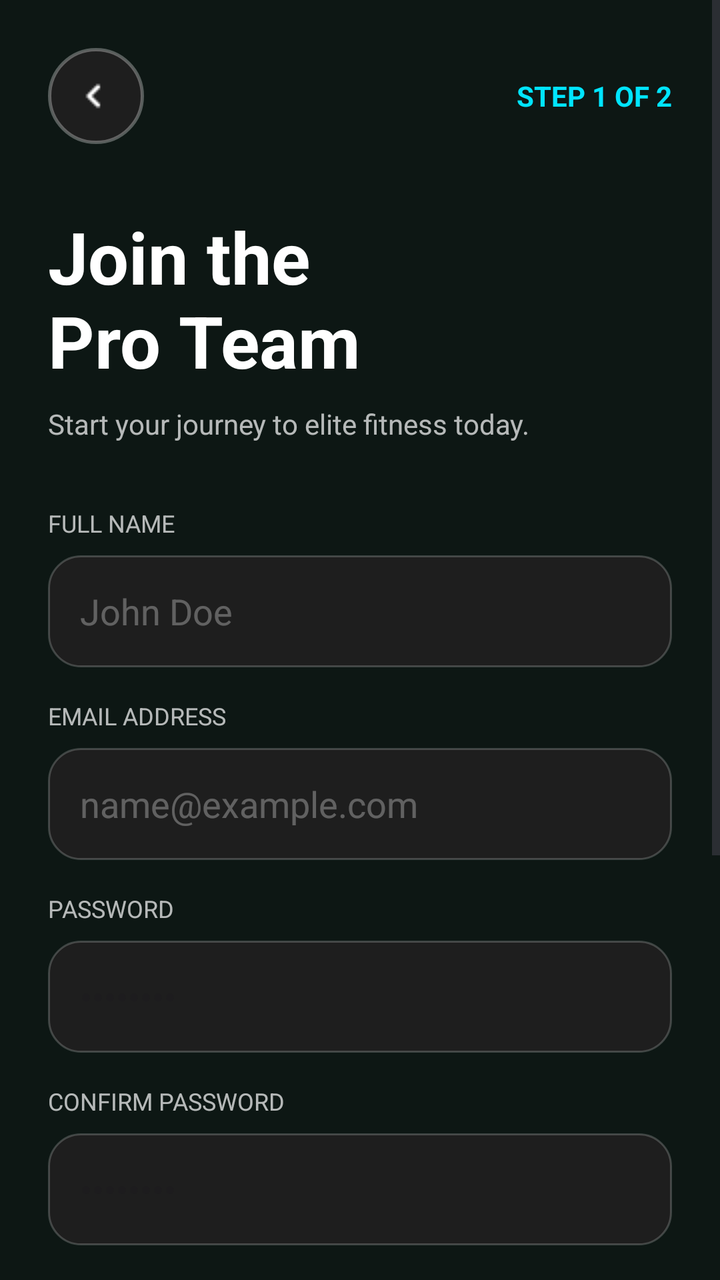
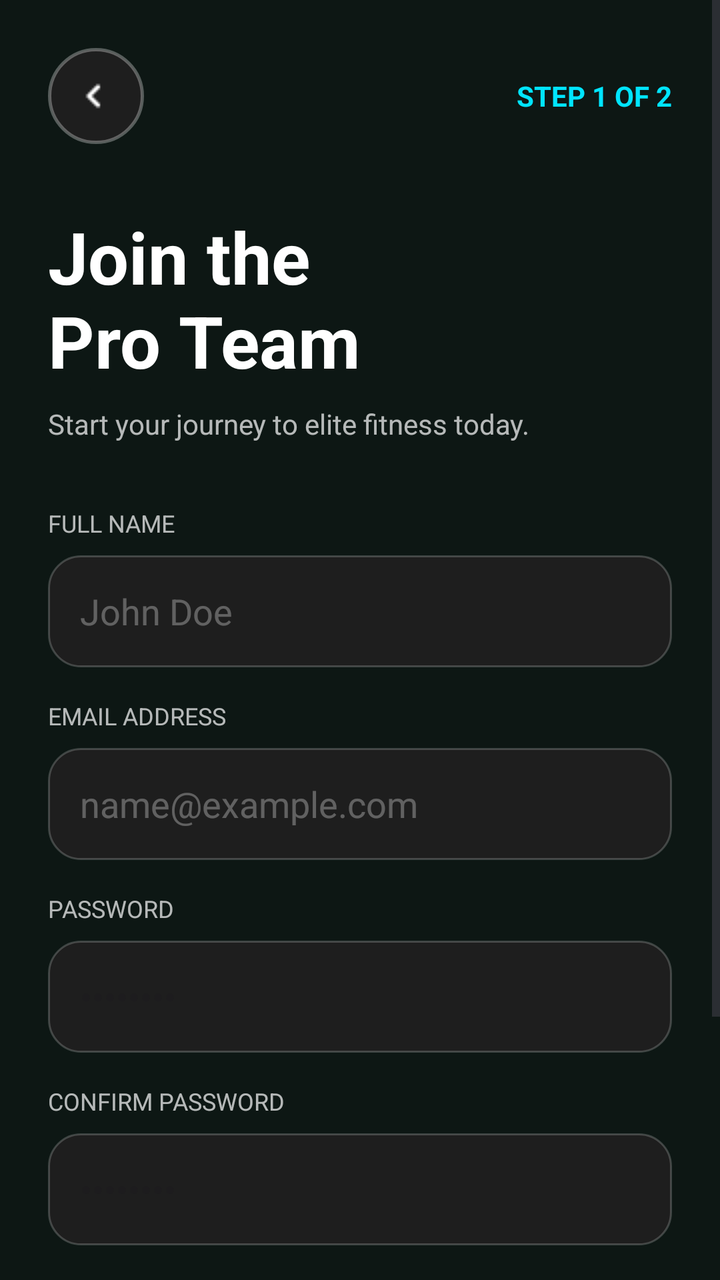

An Android layout rendered at two revisions. The XML below is the earlier revision; the diff shows what the commit changed to produce the second picture.
<!-- AndroidManifest.xml: application theme Theme.ProFitness -->
<!-- res/layout/register.xml -->
<?xml version="1.0" encoding="utf-8"?>
<ScrollView xmlns:android="http://schemas.android.com/apk/res/android"
    xmlns:app="http://schemas.android.com/apk/res-auto"
    android:layout_width="match_parent"
    android:layout_height="match_parent"
    android:background="#0D1714"
    android:fillViewport="true">

    <LinearLayout
        android:layout_width="match_parent"
        android:layout_height="wrap_content"
        android:orientation="vertical"
        android:padding="24dp">

        <RelativeLayout
            android:layout_width="match_parent"
            android:layout_height="wrap_content">

            <ImageButton
                android:id="@+id/btnBack"
                android:layout_width="48dp"
                android:layout_height="48dp"
                android:background="@drawable/circle_social_bg"
                android:src="@drawable/ic_back"
                app:tint="#FFFFFF" />

            <TextView
                android:id="@+id/tvStep"
                android:layout_width="wrap_content"
                android:layout_height="wrap_content"
                android:layout_alignParentEnd="true"
                android:layout_centerVertical="true"
                android:text="STEP 1 OF 2"
                android:textColor="#00E5FF"
                android:textStyle="bold" />
        </RelativeLayout>

        <TextView
            android:id="@+id/tvJoinTitle"
            android:layout_width="wrap_content"
            android:layout_height="wrap_content"
            android:layout_marginTop="32dp"
            android:text="Join the\nPro Team"
            android:textColor="#FFFFFF"
            android:textSize="36sp"
            android:textStyle="bold" />

        <TextView
            android:id="@+id/tvSubTitle"
            android:layout_width="wrap_content"
            android:layout_height="wrap_content"
            android:layout_marginTop="8dp"
            android:text="Start your journey to elite fitness today."
            android:textColor="#B3FFFFFF" />

        <TextView
            android:layout_width="wrap_content"
            android:layout_height="wrap_content"
            android:layout_marginTop="32dp"
            android:text="FULL NAME"
            android:textColor="#B3FFFFFF"
            android:textSize="12sp" />

        <EditText
            android:id="@+id/etFullName"
            android:layout_width="match_parent"
            android:layout_height="56dp"
            android:layout_marginTop="8dp"
            android:background="@drawable/input_field_bg"
            android:hint="John Doe"
            android:paddingStart="16dp"
            android:textColor="#FFFFFF"
            android:textColorHint="#4DFFFFFF" />

        <TextView
            android:layout_width="wrap_content"
            android:layout_height="wrap_content"
            android:layout_marginTop="16dp"
            android:text="EMAIL ADDRESS"
            android:textColor="#B3FFFFFF"
            android:textSize="12sp" />

        <EditText
            android:id="@+id/etEmail"
            android:layout_width="match_parent"
            android:layout_height="56dp"
            android:layout_marginTop="8dp"
            android:background="@drawable/input_field_bg"
            android:hint="name@example.com"
            android:paddingStart="16dp"
            android:textColor="#FFFFFF"
            android:textColorHint="#4DFFFFFF" />

        <TextView
            android:layout_width="wrap_content"
            android:layout_height="wrap_content"
            android:layout_marginTop="16dp"
            android:text="PASSWORD"
            android:textColor="#B3FFFFFF"
            android:textSize="12sp" />

        <EditText
            android:id="@+id/etPass"
            android:layout_width="match_parent"
            android:layout_height="56dp"
            android:layout_marginTop="8dp"
            android:background="@drawable/input_field_bg"
            android:hint="••••••••"
            android:inputType="textPassword"
            android:paddingStart="16dp"
            android:textColor="#FFFFFF" />

        <TextView
            android:layout_width="wrap_content"
            android:layout_height="wrap_content"
            android:layout_marginTop="16dp"
            android:text="CONFIRM PASSWORD"
            android:textColor="#B3FFFFFF"
            android:textSize="12sp" />

        <EditText
            android:id="@+id/etConfirm"
            android:layout_width="match_parent"
            android:layout_height="56dp"
            android:layout_marginTop="8dp"
            android:background="@drawable/input_field_bg"
            android:hint="••••••••"
            android:inputType="textPassword"
            android:paddingStart="16dp"
            android:textColor="#FFFFFF" />

        <Button
            android:id="@+id/btnCreate"
            android:layout_width="match_parent"
            android:layout_height="60dp"
            android:layout_marginTop="32dp"
            android:backgroundTint="#00E5FF"
            android:text="Create Account →"
            android:textColor="#000000"
            android:textStyle="bold"
            app:cornerRadius="30dp" />

        <TextView
            android:layout_width="match_parent"
            android:layout_height="wrap_content"
            android:layout_marginTop="24dp"
            android:gravity="center"
            android:text="OR REGISTER WITH"
            android:textColor="#4DFFFFFF"
            android:textSize="12sp" />


            android:layout_width="match_parent"
            android:layout_height="56dp"
            android:layout_marginTop="16dp"
            android:orientation="horizontal">

            <ImageButton

                android:layout_width="wrap_content"
                android:layout_height="56dp"
                android:background="@drawable/circle_social_bg"
                android:src="@drawable/ic_google" />


        <ImageButton

            android:layout_width="56dp"
            android:layout_height="56dp"
            android:background="@drawable/circle_social_bg"
            android:src="@drawable/ic_apple" />

        <TextView
            android:id="@+id/tvLoginLink"
            android:layout_width="match_parent"
            android:layout_height="wrap_content"
            android:layout_marginTop="24dp"
            android:layout_marginBottom="24dp"
            android:gravity="center"
            android:text="Already have an account? Log In"
            android:textColor="#FFFFFF" />

    </LinearLayout>
</ScrollView>
<!-- resources referenced by this layout -->
<resources>
  <!-- drawable circle_social_bg (drawable) -->
  <?xml version="1.0" encoding="utf-8"?>
  <shape xmlns:android="http://schemas.android.com/apk/res/android">
      <solid android:color="#1E1E1E" />
  
      <corners android:radius="100dp" />
  
      <stroke
          android:width="1.5dp"
          android:color="#4DFFFFFF" />
  </shape>
  <!-- drawable ic_apple: png bitmap (drawable, 876 bytes) -->
  <!-- drawable ic_back: png bitmap (drawable, 184 bytes) -->
  <!-- drawable ic_google: png bitmap (drawable, 1247 bytes) -->
  <!-- drawable input_field_bg (drawable) -->
  <?xml version="1.0" encoding="utf-8"?>
  <shape xmlns:android="http://schemas.android.com/apk/res/android">
      <solid android:color="#1E1E1E" />
  
      <corners android:radius="16dp" />
  
      <stroke
          android:width="1dp"
          android:color="#33FFFFFF" />
  </shape>
  <style name="Theme.ProFitness" parent="android:Theme.Material.Light.NoActionBar" />
</resources>

<!-- the commit's change to res/layout/register.xml (unified diff, before → after) -->
@@ -141,36 +141,6 @@
             app:cornerRadius="30dp" />
 
         <TextView
-            android:layout_width="match_parent"
-            android:layout_height="wrap_content"
-            android:layout_marginTop="24dp"
-            android:gravity="center"
-            android:text="OR REGISTER WITH"
-            android:textColor="#4DFFFFFF"
-            android:textSize="12sp" />
-
-
-            android:layout_width="match_parent"
-            android:layout_height="56dp"
-            android:layout_marginTop="16dp"
-            android:orientation="horizontal">
-
-            <ImageButton
-
-                android:layout_width="wrap_content"
-                android:layout_height="56dp"
-                android:background="@drawable/circle_social_bg"
-                android:src="@drawable/ic_google" />
-
-
-        <ImageButton
-
-            android:layout_width="56dp"
-            android:layout_height="56dp"
-            android:background="@drawable/circle_social_bg"
-            android:src="@drawable/ic_apple" />
-
-        <TextView
             android:id="@+id/tvLoginLink"
             android:layout_width="match_parent"
             android:layout_height="wrap_content"
<!-- resource entries referenced after the edit -->
@@ -11,9 +11,7 @@
           android:width="1.5dp"
           android:color="#4DFFFFFF" />
   </shape>
-  <!-- drawable ic_apple: png bitmap (drawable, 876 bytes) -->
   <!-- drawable ic_back: png bitmap (drawable, 184 bytes) -->
-  <!-- drawable ic_google: png bitmap (drawable, 1247 bytes) -->
   <!-- drawable input_field_bg (drawable) -->
   <?xml version="1.0" encoding="utf-8"?>
   <shape xmlns:android="http://schemas.android.com/apk/res/android">
